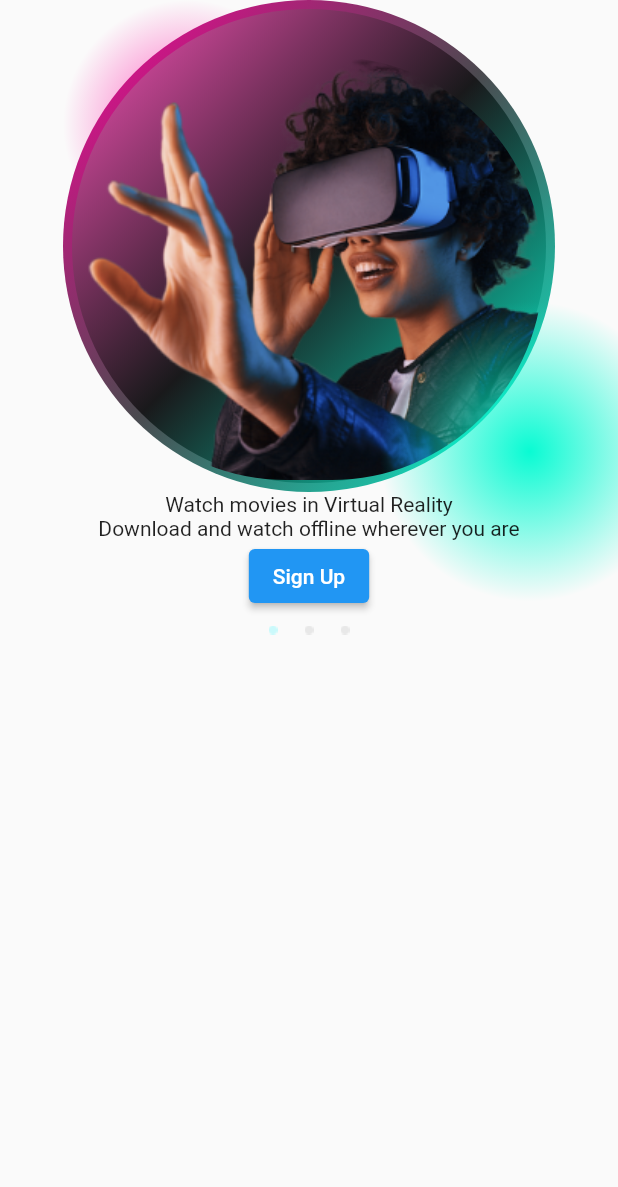
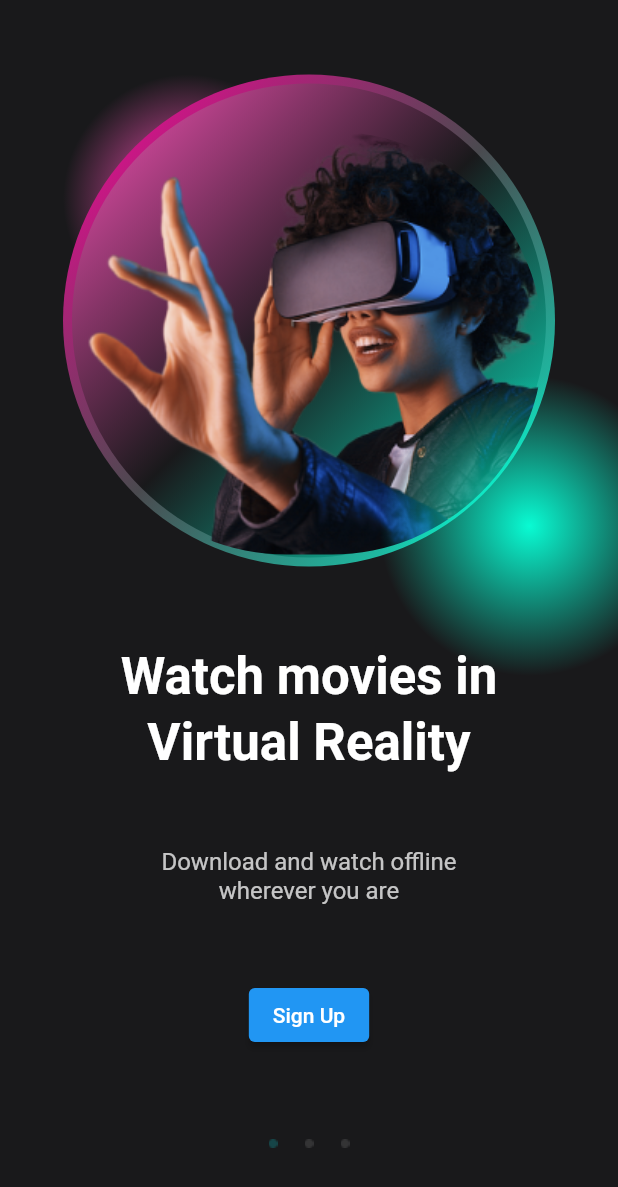
Before and after one commit to jgarzon26/vr_movie_neon, a Flutter app: the screen it shows after launch, on a phone screen of 412 x 824 dp. Shown: the top 1187 px of the screen. Run offline on Flutter 3.47's test engine with Material 2 defaults, Android fonts, the light colour scheme and no system bars.

Commit message:
DesignTextandLayouting

```diff
--- a/lib/homepage/homepage.dart
+++ b/lib/homepage/homepage.dart
@@ -7,9 +7,11 @@ class HomePage extends StatelessWidget {
   Widget build(BuildContext context) {
 
     return Scaffold(
-      //backgroundColor: Color.fromRGBO(25, 25, 27, 1),
+      backgroundColor: Color.fromRGBO(25, 25, 27, 1),
+
       body: Center(
         child: Column(
+          mainAxisAlignment: MainAxisAlignment.spaceEvenly,
           children: [
             Stack(
               clipBehavior: Clip.none,
@@ -117,8 +119,31 @@ class HomePage extends StatelessWidget {
                 ),
               ]
             ),
-            Text('Watch movies in Virtual Reality'),
-            Text('Download and watch offline wherever you are'),
+            Padding(
+              padding: const EdgeInsets.symmetric(horizontal: 49),
+              child: Text(
+                'Watch movies in Virtual Reality',
+                textAlign: TextAlign.center,
+                style: TextStyle(
+                  fontWeight: FontWeight.w700,
+                  fontSize: 34,
+                  height: 1.3,
+                  color: Colors.white,
+                ),
+              ),
+            ),
+            Padding(
+              padding: const EdgeInsets.symmetric(horizontal: 93),
+              child: Text(
+                'Download and watch offline wherever you are',
+                textAlign: TextAlign.center,
+                style: TextStyle(
+                  color: Colors.white.withOpacity(0.75),
+                  fontWeight: FontWeight.w400,
+                  fontSize: 16,
+                ),
+              ),
+            ),
             ElevatedButton(
               onPressed: () {},
               child: Text('Sign Up'),
```
